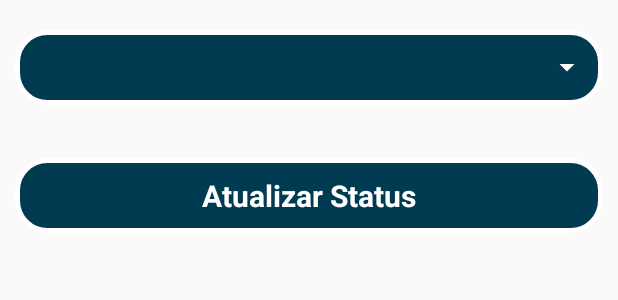
After one commit to gustavolandi/books, an Android app: the layout dialog_status.xml on its own in the app's theme, with its tools: preview values and no code run, on a phone screen of 412 x 824 dp. The commit adds this screen. Shown: the top 300 px of the screen. Run offline under Robolectric (Android 15) with nearby library versions, the phone set to English and light mode, and no system bars.

Commit message:
ajustando update status

```diff
--- a/app/src/main/java/br/com/landi/books/model/Models.kt
+++ b/app/src/main/java/br/com/landi/books/model/Models.kt
@@ -5,5 +5,5 @@ import br.com.landi.books.types.StatusRead
 data class Book(val id: Long, val title: String?, val authorName: String?, val registerDate : String?, val genreList : MutableList<String> = mutableListOf(), val readList: MutableList<Read> = mutableListOf()) {
 }
 
-data class Read(val id: Long, val titleBook : String?, val authorName: String?, val idBook: Long, val startedDate : String?, val finishedDate : String?, val status : StatusRead) {
+data class Read(val id: Long = 0, val titleBook : String? = "", val authorName: String? = "", val idBook: Long = 0, val startedDate : String?, val finishedDate : String?, val status : StatusRead) {
 }
--- /dev/null
+++ b/app/src/main/res/layout/dialog_status.xml
@@ -0,0 +1,78 @@
+<?xml version="1.0" encoding="utf-8"?>
+<RelativeLayout xmlns:android="http://schemas.android.com/apk/res/android"
+    android:layout_width="match_parent" android:layout_height="match_parent">
+
+    <RelativeLayout
+        android:id="@+id/rl_spinnerStatus"
+        android:layout_width="match_parent"
+        android:layout_height="50dp"
+        android:layout_marginLeft="10dp"
+        android:layout_marginRight="10dp"
+        android:layout_centerHorizontal="true"
+        android:layout_marginTop="20dp"
+        android:layout_marginBottom="15dp"
+        android:background="@drawable/layout_selector"
+        >
+
+        <Spinner
+            android:id="@+id/spinnerStatus"
+            android:layout_width="match_parent"
+            android:layout_height="wrap_content"
+            android:padding="5dp"
+            android:layout_centerVertical="true"
+            android:backgroundTint="@color/white"
+            />
+
+    </RelativeLayout>
+
+    <EditText
+        android:layout_width="match_parent"
+        android:layout_height="wrap_content"
+        android:id="@+id/edtStatusDataStarted"
+        android:hint="Data Início"
+        android:layout_below="@+id/rl_spinnerStatus"
+        android:layout_marginLeft="10dp"
+        android:layout_marginRight="10dp"
+        android:layout_marginTop="20dp"
+        android:layout_marginBottom="15dp"
+        android:visibility="gone"
+        />
+
+    <EditText
+        android:layout_width="match_parent"
+        android:layout_height="wrap_content"
+        android:id="@+id/edtStatusDataFinished"
+        android:hint="Data Fim"
+        android:layout_below="@+id/edtStatusDataStarted"
+        android:layout_marginLeft="10dp"
+        android:layout_marginRight="10dp"
+        android:layout_marginTop="20dp"
+        android:layout_marginBottom="15dp"
+        android:visibility="gone"
+        />
+
+
+    <RelativeLayout
+        android:layout_width="match_parent"
+        android:layout_height="50dp"
+        android:id="@+id/btnSubmitStatus"
+        android:layout_marginLeft="10dp"
+        android:layout_marginRight="10dp"
+        android:layout_centerHorizontal="true"
+        android:background="@drawable/layout_selector"
+        android:clickable="true"
+        android:layout_below="@+id/edtStatusDataFinished"
+        android:layout_marginTop="20dp"
+        android:layout_marginBottom="15dp">
+
+        <TextView
+            android:layout_width="wrap_content"
+            android:layout_height="wrap_content"
+            android:layout_centerInParent="true"
+            android:text="Atualizar Status"
+            android:textSize="20dp"
+            android:textColor="@color/white"
+            android:textStyle="bold"/>
+    </RelativeLayout>
+
+</RelativeLayout>
```
Also changed, not shown: app/src/main/java/br/com/landi/books/adapter/ReadAdapter.kt (+104 -5 lines), app/src/main/java/br/com/landi/books/repository/SQLiteHelper.kt (+10 -0 lines), app/src/main/java/br/com/landi/books/types/StatusRead.kt (+10 -0 lines).
